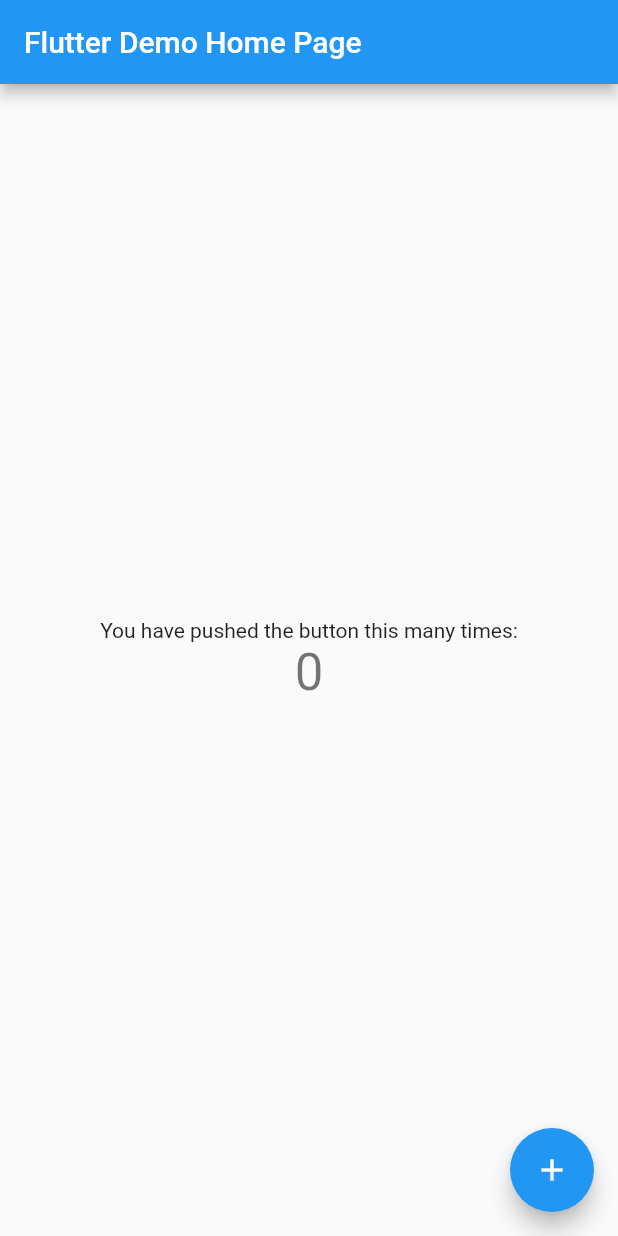
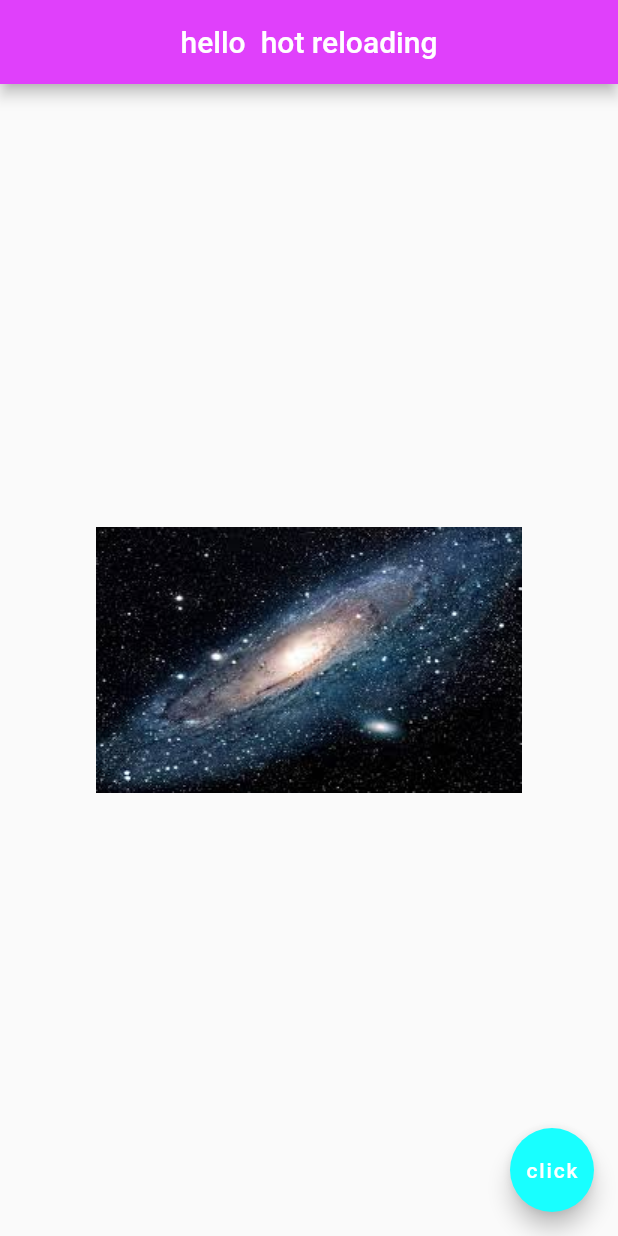
Before and after one commit to Jumpo-523/flutter_tutorial, a Flutter app: the screen it shows after launch, on a phone screen of 412 x 824 dp. Run offline on Flutter 3.47's test engine with Material 2 defaults, Android fonts, the phone set to English and light mode, and no system bars.

Commit message:
#8: how to add images

```diff
--- a/lib/main.dart
+++ b/lib/main.dart
@@ -1,113 +1,50 @@
 import 'package:flutter/material.dart';
 
+
+const PrimaryColor = const Color(0xFF151026);
+
 void main() {
-  runApp(MyApp());
+  runApp(MaterialApp(
+    home: Home(),
+  ));
 }
 
-class MyApp extends StatelessWidget {
-  // This widget is the root of your application.
+// stateless
+// the state of the widget cannot change over time
+
+class Home extends StatelessWidget {
   @override
   Widget build(BuildContext context) {
-    return MaterialApp(
-      title: 'Flutter Demo',
-      theme: ThemeData(
-        // This is the theme of your application.
-        //
-        // Try running your application with "flutter run". You'll see the
-        // application has a blue toolbar. Then, without quitting the app, try
-        // changing the primarySwatch below to Colors.green and then invoke
-        // "hot reload" (press "r" in the console where you ran "flutter run",
-        // or simply save your changes to "hot reload" in a Flutter IDE).
-        // Notice that the counter didn't reset back to zero; the application
-        // is not restarted.
-        primarySwatch: Colors.blue,
-      ),
-      home: MyHomePage(title: 'Flutter Demo Home Page'),
-    );
-  }
-}
-
-class MyHomePage extends StatefulWidget {
-  MyHomePage({Key key, this.title}) : super(key: key);
-
-  // This widget is the home page of your application. It is stateful, meaning
-  // that it has a State object (defined below) that contains fields that affect
-  // how it looks.
-
-  // This class is the configuration for the state. It holds the values (in this
-  // case the title) provided by the parent (in this case the App widget) and
-  // used by the build method of the State. Fields in a Widget subclass are
-  // always marked "final".
-
-  final String title;
-
-  @override
-  _MyHomePageState createState() => _MyHomePageState();
-}
-
-class _MyHomePageState extends State<MyHomePage> {
-  int _counter = 0;
-
-  void _incrementCounter() {
-    setState(() {
-      // This call to setState tells the Flutter framework that something has
-      // changed in this State, which causes it to rerun the build method below
-      // so that the display can reflect the updated values. If we changed
-      // _counter without calling setState(), then the build method would not be
-      // called again, and so nothing would appear to happen.
-      _counter++;
-    });
-  }
-
-  @override
-  Widget build(BuildContext context) {
-    // This method is rerun every time setState is called, for instance as done
-    // by the _incrementCounter method above.
-    //
-    // The Flutter framework has been optimized to make rerunning build methods
-    // fast, so that you can just rebuild anything that needs updating rather
-    // than having to individually change instances of widgets.
+    // TODO: implement build
+    //  widget treeを返したい。
     return Scaffold(
       appBar: AppBar(
-        // Here we take the value from the MyHomePage object that was created by
-        // the App.build method, and use it to set our appbar title.
-        title: Text(widget.title),
+        title: Text("hello  hot reloading"),
+        backgroundColor: Colors.purpleAccent,
+        centerTitle: true,
       ),
       body: Center(
-        // Center is a layout widget. It takes a single child and positions it
-        // in the middle of the parent.
-        child: Column(
-          // Column is also a layout widget. It takes a list of children and
-          // arranges them vertically. By default, it sizes itself to fit its
-          // children horizontally, and tries to be as tall as its parent.
-          //
-          // Invoke "debug painting" (press "p" in the console, choose the
-          // "Toggle Debug Paint" action from the Flutter Inspector in Android
-          // Studio, or the "Toggle Debug Paint" command in Visual Studio Code)
-          // to see the wireframe for each widget.
-          //
-          // Column has various properties to control how it sizes itself and
-          // how it positions its children. Here we use mainAxisAlignment to
-          // center the children vertically; the main axis here is the vertical
-          // axis because Columns are vertical (the cross axis would be
-          // horizontal).
-          mainAxisAlignment: MainAxisAlignment.center,
-          children: <Widget>[
-            Text(
-              'You have pushed the button this many times:',
-            ),
-            Text(
-              '$_counter',
-              style: Theme.of(context).textTheme.headline4,
-            ),
-          ],
+        // child: Text(
+        //   "This is body",
+        //   style: TextStyle(
+        //     fontSize: 20.0,
+        //     fontWeight: FontWeight.bold,
+        //     letterSpacing: 2.0,
+        //     color: Colors.blueAccent,
+        //     fontFamily: "Goldman",
+        //   ),
+        // ),
+        child: Image(
+          // image: NetworkImage("https://www.google.com/sky/about_files/messier82.jpg"),
+          image: AssetImage("assets/space.jpeg"),
         ),
       ),
       floatingActionButton: FloatingActionButton(
-        onPressed: _incrementCounter,
-        tooltip: 'Increment',
-        child: Icon(Icons.add),
-      ), // This trailing comma makes auto-formatting nicer for build methods.
+        child: Text('click'),
+        onPressed: () {},
+        backgroundColor: Colors.cyanAccent,
+      ),
     );
+
   }
 }
--- a/pubspec.yaml
+++ b/pubspec.yaml
@@ -47,6 +47,8 @@ flutter:
   uses-material-design: true
 
   # To add assets to your application, add an assets section, like this:
+  assets:
+    - assets/
   # assets:
   #   - images/a_dot_burr.jpeg
   #   - images/a_dot_ham.jpeg
```
Also changed, not shown: assets/space.jpeg (added).
